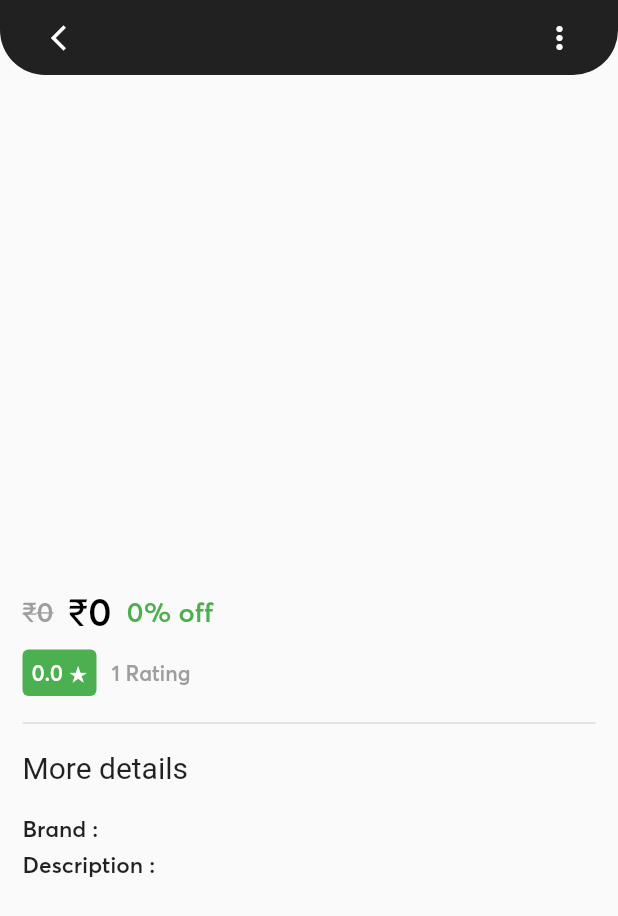
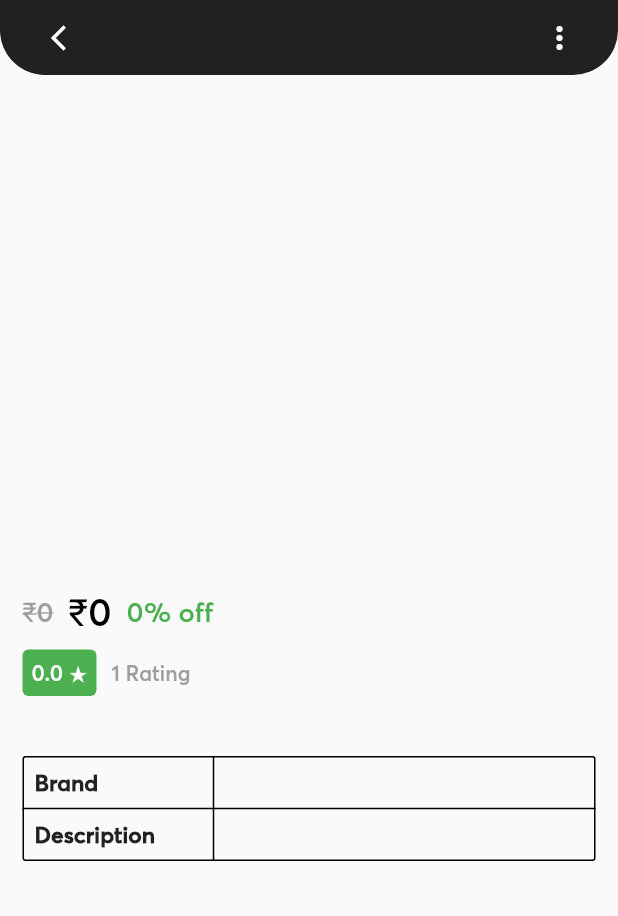
Before and after one commit to ShamilPP/FlukefyAdmin, a Flutter app: the ProductScreen screen opened directly with empty values, on a phone screen of 412 x 824 dp. Shown: the top 916 px of the screen. Run offline on Flutter 3.47's test engine with Material 2 defaults, Android fonts, the phone set to English and light mode, and no system bars; drawn by our look-alikes of carousel_slider; our stand-ins replace cloud_firestore, firebase_core, firebase_storage, image_picker; accounts and stored records are empty.

Commit message:
bug fixed

```diff
--- a/lib/main.dart
+++ b/lib/main.dart
@@ -23,6 +23,7 @@ class MyApp extends StatelessWidget {
         ChangeNotifierProvider(create: (_) => BrandsViewModel()),
       ],
       child: MaterialApp(
+        title: 'Flukefy admin',
         theme: ThemeData(
           primarySwatch: primarySwatch,
           fontFamily: 'Averta',
--- a/lib/services/firebase_service.dart
+++ b/lib/services/firebase_service.dart
@@ -13,6 +13,7 @@ class FirebaseService {
     var collection = FirebaseFirestore.instance.collection('products');
     var allDocs = await collection.get();
     for (var product in allDocs.docs) {
+      // find brand
       int index = brands.indexWhere((element) => element.docId == product.get('category'));
 
       products.add(ProductModel(
--- a/lib/view/screens/add_product/widgets/brand_selector.dart
+++ b/lib/view/screens/add_product/widgets/brand_selector.dart
@@ -10,7 +10,6 @@ class BrandSelector extends StatelessWidget {
   @override
   Widget build(BuildContext context) {
     var brands = Provider.of<BrandsViewModel>(context, listen: false).brands;
-    // if (!brands.contains(brandNotifier.value)) brandNotifier.value = null;
 
     return Container(
       margin: const EdgeInsets.all(10),
--- a/lib/view/screens/home/home_screen.dart
+++ b/lib/view/screens/home/home_screen.dart
@@ -51,13 +51,7 @@ class _HomeScreenState extends State<HomeScreen> {
         builder: (ctx, provider, child) {
           List<ProductModel> products = provider.products;
           if (provider.productsStatus == Status.success) {
-            return ListView.separated(
-              itemCount: products.length,
-              separatorBuilder: (buildContext, index) => const Divider(height: 13, thickness: 1),
-              itemBuilder: (buildContext, index) {
-                return ProductTile(product: products[index]);
-              },
-            );
+            return body(products);
           } else if (provider.productsStatus == Status.loading) {
             return const Center(
               child: CircularProgressIndicator(),
@@ -79,4 +73,14 @@ class _HomeScreenState extends State<HomeScreen> {
       ),
     );
   }
+
+  Widget body(List<ProductModel> products) {
+    return ListView.separated(
+      itemCount: products.length,
+      separatorBuilder: (buildContext, index) => const Divider(height: 13, thickness: 1),
+      itemBuilder: (buildContext, index) {
+        return ProductTile(product: products[index]);
+      },
+    );
+  }
 }
--- a/lib/view/screens/home/widgets/product_tile.dart
+++ b/lib/view/screens/home/widgets/product_tile.dart
@@ -16,7 +16,10 @@ class ProductTile extends StatelessWidget {
   @override
   Widget build(BuildContext context) {
     return ListTile(
-      title: Text(product.name),
+      title: Text(
+        product.name,
+        overflow: TextOverflow.ellipsis,
+      ),
       subtitle: RichText(
         text: TextSpan(
           children: <TextSpan>[
--- a/lib/view/screens/product/product_screen.dart
+++ b/lib/view/screens/product/product_screen.dart
@@ -1,5 +1,6 @@
 import 'package:flukefy_admin/model/product_model.dart';
 import 'package:flukefy_admin/view/screens/product/widgets/image_slider.dart';
+import 'package:flukefy_admin/view/screens/product/widgets/more_details.dart';
 import 'package:flukefy_admin/view/widgets/general/curved_app_bar.dart';
 import 'package:flutter/material.dart';
 import 'package:provider/provider.dart';
@@ -107,19 +108,10 @@ class ProductScreen extends StatelessWidget {
                     ],
                   ),
 
-                  const SizedBox(height: 10),
-                  const Divider(thickness: 1),
-                  const SizedBox(height: 10),
+                  const SizedBox(height: 40),
 
                   // More details
-                  const Text('More details',
-                      style: TextStyle(fontSize: 20, fontFamily: 'roboto', fontWeight: FontWeight.w400)),
-                  const SizedBox(height: 20),
-
-                  Text('Brand : ${product.brand == null ? 'No Brand' : product.brand!.name}',
-                      style: const TextStyle(fontSize: 15)),
-                  const SizedBox(height: 5),
-                  Text('Description : ${product.description}', style: const TextStyle(fontSize: 15)),
+                  MoreDetails(product: product),
                 ],
               ),
             ),
--- /dev/null
+++ b/lib/view/screens/product/widgets/more_details.dart
@@ -0,0 +1,46 @@
+import 'package:flukefy_admin/model/product_model.dart';
+import 'package:flutter/material.dart';
+
+class MoreDetails extends StatelessWidget {
+  final ProductModel product;
+
+  const MoreDetails({Key? key, required this.product}) : super(key: key);
+
+  @override
+  Widget build(BuildContext context) {
+    return Table(
+      columnWidths: const {
+        0: FlexColumnWidth(1),
+        1: FlexColumnWidth(2),
+      },
+      border: TableBorder.all(borderRadius: BorderRadius.circular(2)),
+      children: [
+        TableRow(
+          children: [
+            const Padding(
+              padding: EdgeInsets.all(8),
+              child: Text("Brand", style: TextStyle(fontSize: 15, fontWeight: FontWeight.w800)),
+            ),
+            Padding(
+              padding: const EdgeInsets.all(8),
+              child: Text(product.brand == null ? 'No Brand' : product.brand!.name,
+                  style: const TextStyle(fontSize: 15)),
+            ),
+          ],
+        ),
+        TableRow(
+          children: [
+            const Padding(
+              padding: EdgeInsets.all(8),
+              child: Text("Description", style: TextStyle(fontSize: 15, fontWeight: FontWeight.w800)),
+            ),
+            Padding(
+              padding: const EdgeInsets.all(8),
+              child: Text(product.description, style: const TextStyle(fontSize: 15)),
+            ),
+          ],
+        ),
+      ],
+    );
+  }
+}
--- a/lib/view/widgets/general/curved_app_bar.dart
+++ b/lib/view/widgets/general/curved_app_bar.dart
@@ -58,9 +58,13 @@ class CurvedAppBar extends StatelessWidget with PreferredSizeWidget {
               Positioned.fill(
                 child: Align(
                   alignment: Alignment.center,
-                  child: Text(
-                    title,
-                    style: const TextStyle(color: Colors.white, fontSize: 18),
+                  child: Padding(
+                    padding: const EdgeInsets.symmetric(horizontal: 50),
+                    child: Text(
+                      title,
+                      overflow: TextOverflow.ellipsis,
+                      style: const TextStyle(color: Colors.white, fontSize: 18),
+                    ),
                   ),
                 ),
               ),
--- a/lib/view_model/brand_view_model.dart
+++ b/lib/view_model/brand_view_model.dart
@@ -14,7 +14,6 @@ class BrandsViewModel extends ChangeNotifier {
 
   Future loadBrands() async {
     _brands = await FirebaseService.getAllCategory();
-
     setBrandsStatus(Status.success);
   }
 
```
Also changed, not shown: lib/view/widgets/text_field/outlined_text_field.dart (+0 -56 lines).
